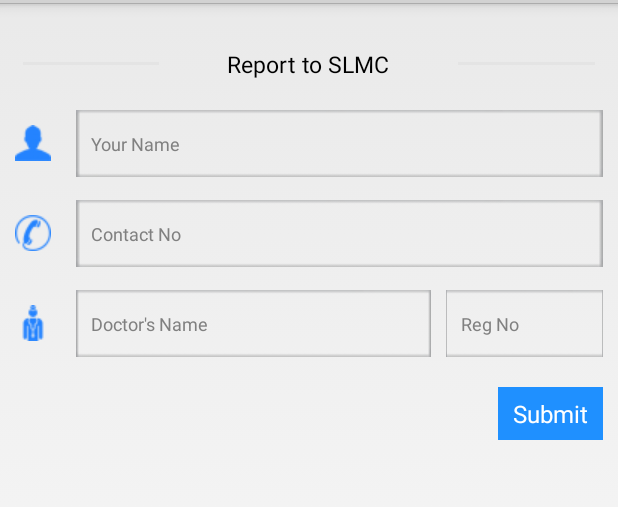
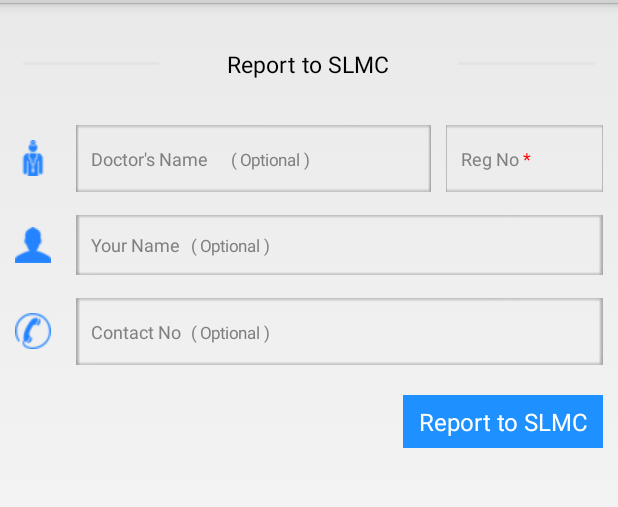
Before and after one commit to adennirmal/KnowYourDoctor, an Android app: the layout view_fragment_reportsend.xml on its own in the app's theme, with its tools: preview values and no code run, on a phone screen of 412 x 824 dp, the part 87-594 px from its top. Run offline under Robolectric (Android 15) with nearby library versions, the phone set to English and light mode, and no system bars.

Commit message:
Screen Changes

```diff
--- a/app/src/main/java/pack/knowyourdoctor/adapter/View_Fragment_ReportSend.java
+++ b/app/src/main/java/pack/knowyourdoctor/adapter/View_Fragment_ReportSend.java
@@ -1,5 +1,6 @@
 package pack.knowyourdoctor.adapter;
 
+import android.content.Intent;
 import android.os.Bundle;
 import android.support.v4.app.Fragment;
 import android.text.Html;
@@ -34,6 +35,10 @@ public class View_Fragment_ReportSend extends Fragment {
                 final EditText contact = (EditText)rootView.findViewById(R.id.contact);
 
                 final EditText dreg = (EditText)rootView.findViewById(R.id.d_reg);
+
+                //String regNo = getArguments().getString("RegNo");
+                //dreg.setText(regNo);
+
                 final EditText dname = (EditText)rootView.findViewById(R.id.d_name);
                 //final EditText dnicno = (EditText)rootView.findViewById(R.id.d_nic_no);
                 //final EditText dcontact = (EditText)rootView.findViewById(R.id.d_contact);
--- a/app/src/main/res/layout/view_fragment_facebook_login.xml
+++ b/app/src/main/res/layout/view_fragment_facebook_login.xml
@@ -58,6 +58,7 @@
         <LinearLayout
             android:layout_width="wrap_content"
             android:layout_height="match_parent"
+            android:layout_gravity="center"
             android:orientation="vertical">
 
             <ImageView
--- a/app/src/main/res/layout/view_fragment_locationfinding.xml
+++ b/app/src/main/res/layout/view_fragment_locationfinding.xml
@@ -55,7 +55,7 @@
                 <LinearLayout
                     android:layout_width="match_parent"
                     android:layout_height="wrap_content"
-                    android:layout_marginTop="5dp"
+                    android:layout_marginTop="10dp"
                     android:weightSum="100"
                     android:orientation="horizontal">
 
@@ -85,6 +85,7 @@
                 <LinearLayout
                     android:layout_width="fill_parent"
                     android:layout_height="wrap_content"
+                    android:layout_marginTop="10dp"
                     android:weightSum="100"
                     android:orientation="horizontal">
 
@@ -117,6 +118,8 @@
                     <Button
                         android:layout_width="wrap_content"
                         android:layout_height="35dp"
+                        android:paddingLeft="5dp"
+                        android:paddingRight="5dp"
                         android:background="@drawable/search_button_selector"
                         android:textColor="#ffffff"
                         android:text="@string/current_location"
--- a/app/src/main/res/layout/view_fragment_reportsend.xml
+++ b/app/src/main/res/layout/view_fragment_reportsend.xml
@@ -58,6 +58,60 @@ tools:context="pack.knowyourdoctor.adapter.View_Fragment_ReportSend">
         <LinearLayout
             android:layout_width="fill_parent"
             android:layout_height="wrap_content"
+            android:layout_marginTop="10dp"
+            android:weightSum="100"
+            android:orientation="horizontal" >
+
+            <!--<TextView
+                android:layout_width="0dp"
+                android:layout_height="wrap_content"
+                android:layout_weight="0.35"
+                android:text="Registration No" />-->
+
+            <LinearLayout
+                android:layout_width="wrap_content"
+                android:layout_height="wrap_content"
+                android:layout_gravity="center"
+                android:layout_marginRight="10dp"
+                android:layout_weight="2" >
+
+                <TextView
+                    android:layout_width="wrap_content"
+                    android:layout_height="wrap_content"
+                    android:gravity="center"
+                    android:background="@drawable/doctor_icon"/>
+
+            </LinearLayout>
+
+            <EditText
+                android:id="@+id/d_name"
+                android:layout_width="0dp"
+                android:layout_weight="68"
+                android:layout_height="wrap_content"
+                android:hint="@string/report_doc_hint"
+                android:padding="10dp"
+                android:background="@drawable/edit_text_selector"
+                android:singleLine="true"/>
+
+            <EditText
+                android:id="@+id/d_reg"
+                android:layout_width="0dp"
+                android:layout_weight="30"
+                android:hint="@string/report_reg_no_hint"
+                android:layout_marginLeft="10dp"
+                android:paddingTop="10dp"
+                android:paddingBottom="10dp"
+                android:paddingLeft="10dp"
+                android:paddingRight="2dp"
+                android:background="@drawable/edit_text_selector"
+                android:layout_height="wrap_content"
+                android:singleLine="true"/>
+        </LinearLayout>
+
+        <LinearLayout
+            android:layout_width="fill_parent"
+            android:layout_height="wrap_content"
+            android:layout_marginTop="15dp"
             android:weightSum="100"
             android:orientation="horizontal" >
 
@@ -81,7 +135,7 @@ tools:context="pack.knowyourdoctor.adapter.View_Fragment_ReportSend">
                 android:layout_width="0dp"
                 android:padding="10dp"
                 android:layout_weight="98"
-                android:layout_height="wrap_content"
+                android:layout_height="40dp"
                 android:background="@drawable/edit_text_selector"
                 android:hint="@string/report_your_name_hint"
                 android:singleLine="true"/>
@@ -136,60 +190,6 @@ tools:context="pack.knowyourdoctor.adapter.View_Fragment_ReportSend">
             android:layout_height="1dip"
             android:background="#616264"/>-->
 
-
-        <LinearLayout
-            android:layout_width="fill_parent"
-            android:layout_height="wrap_content"
-            android:layout_marginTop="15dp"
-            android:weightSum="100"
-            android:orientation="horizontal" >
-
-            <!--<TextView
-                android:layout_width="0dp"
-                android:layout_height="wrap_content"
-                android:layout_weight="0.35"
-                android:text="Registration No" />-->
-
-            <LinearLayout
-                android:layout_width="wrap_content"
-                android:layout_height="wrap_content"
-                android:layout_gravity="center"
-                android:layout_marginRight="10dp"
-                android:layout_weight="2" >
-
-                <TextView
-                    android:layout_width="wrap_content"
-                    android:layout_height="wrap_content"
-                    android:gravity="center"
-                    android:background="@drawable/doctor_icon"/>
-
-            </LinearLayout>
-
-            <EditText
-                android:id="@+id/d_name"
-                android:layout_width="0dp"
-                android:layout_weight="68"
-                android:layout_height="wrap_content"
-                android:hint="@string/report_doc_hint"
-                android:padding="10dp"
-                android:background="@drawable/edit_text_selector"
-                android:singleLine="true"/>
-
-            <EditText
-                android:id="@+id/d_reg"
-                android:layout_width="0dp"
-                android:layout_weight="30"
-                android:hint="@string/report_reg_no_hint"
-                android:layout_marginLeft="10dp"
-                android:paddingTop="10dp"
-                android:paddingBottom="10dp"
-                android:paddingLeft="10dp"
-                android:paddingRight="2dp"
-                android:background="@drawable/edit_text_selector"
-                android:layout_height="wrap_content"
-                android:singleLine="true"/>
-        </LinearLayout>
-
         <!--<LinearLayout
             android:layout_width="fill_parent"
             android:layout_height="wrap_content"
@@ -219,7 +219,7 @@ tools:context="pack.knowyourdoctor.adapter.View_Fragment_ReportSend">
             android:background="@drawable/search_button_selector"
             android:textColor="#ffffff"
             android:layout_gravity="right"
-            android:text="Submit"/>
+            android:text="Report to SLMC"/>
 
         <!--<LinearLayout
             xmlns:android="http://schemas.android.com/apk/res/android"
--- a/app/src/main/res/values/strings.xml
+++ b/app/src/main/res/values/strings.xml
@@ -16,10 +16,10 @@
     <string name="hello_world">Hello world!</string>
     <string name="title_activity_report">Report</string>
     <string name="app_id">1582179502036446</string>
-    <string name="report_your_name_hint"><font size = "12">Your Name</font></string>
-    <string name="report_contact_no_hint"><font size = "12">Contact No</font></string>
-    <string name="report_doc_hint"><font size = "12">Doctor\'s Name</font></string>
-    <string name="report_reg_no_hint"><font size = "12">Reg No</font></string>
+    <string name="report_your_name_hint"><font size = "12">Your Name</font><font size = "11">\t( Optional )</font></string>
+    <string name="report_contact_no_hint"><font size = "12">Contact No</font><font size = "11">\t( Optional )</font></string>
+    <string name="report_doc_hint"><font size = "12">Doctor\'s Name</font><font size = "11">\t\t( Optional )</font></string>
+    <string name="report_reg_no_hint"><font size = "12">Reg No</font><font size = "12" color = "Red">  *</font></string>
     <string name="report_hospital_name_hint"><font size = "12">Hospital Name</font></string>
     <string name="city_hint"><font size = "12">City</font></string>
 
```
Also changed, not shown: app/src/main/java/pack/knowyourdoctor/adapter/View_Fragment_DoctorDetails.java (+28 -26 lines).
